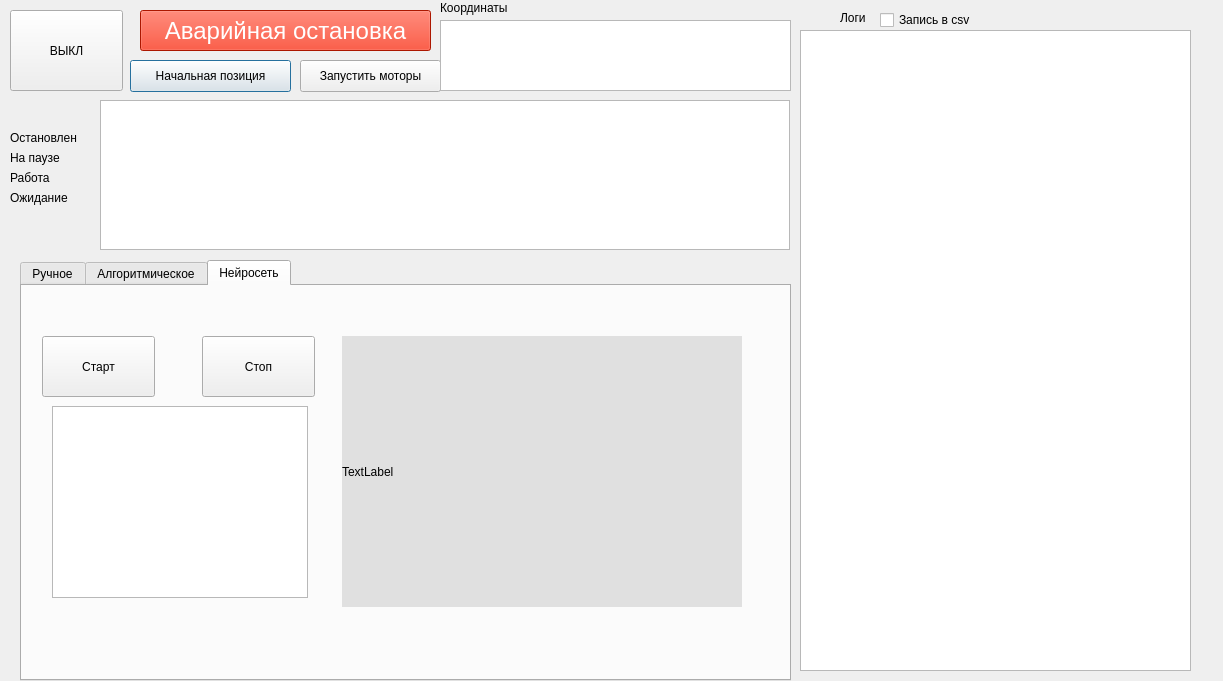
Qt form first/module1/first_project.ui (GogolevBat/Robotics) before a commit.
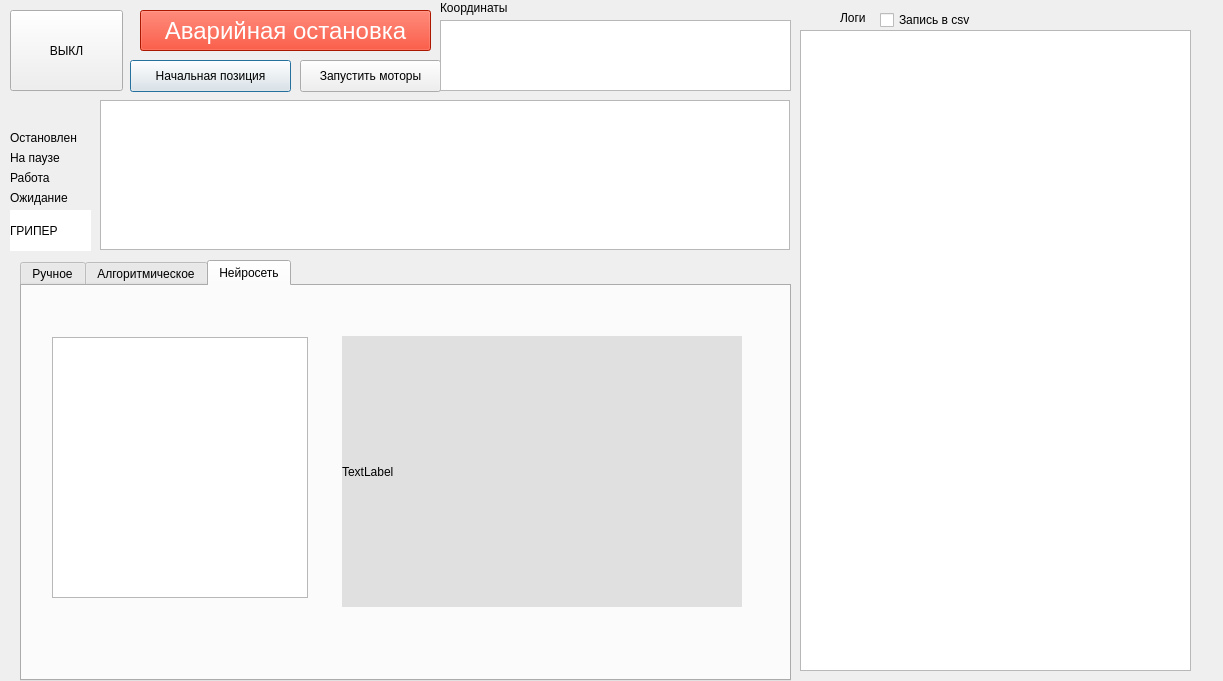
The same form after that commit. The open tabs and pages were chosen to show the change.

```diff
--- a/first/module1/first_project.ui
+++ b/first/module1/first_project.ui
@@ -220,22 +220,6 @@
     <attribute name="title">
      <string>Ручное</string>
     </attribute>
-    <widget class="QLabel" name="Derjatel_itema_bez_sms_i_reg">
-     <property name="geometry">
-      <rect>
-       <x>240</x>
-       <y>330</y>
-       <width>81</width>
-       <height>41</height>
-      </rect>
-     </property>
-     <property name="styleSheet">
-      <string notr="true">background-color: #ffffff;</string>
-     </property>
-     <property name="text">
-      <string>ГРИПЕР</string>
-     </property>
-    </widget>
     <widget class="QPushButton" name="take_and_put">
      <property name="geometry">
       <rect>
@@ -937,44 +921,34 @@
       <string>TextLabel</string>
      </property>
     </widget>
-    <widget class="QPushButton" name="neuro_start">
-     <property name="geometry">
-      <rect>
-       <x>20</x>
-       <y>50</y>
-       <width>113</width>
-       <height>61</height>
-      </rect>
-     </property>
-     <property name="text">
-      <string>Старт</string>
-     </property>
-    </widget>
-    <widget class="QPushButton" name="neuro_stop">
-     <property name="geometry">
-      <rect>
-       <x>180</x>
-       <y>50</y>
-       <width>113</width>
-       <height>61</height>
-      </rect>
-     </property>
-     <property name="text">
-      <string>Стоп</string>
-     </property>
-    </widget>
     <widget class="QTableWidget" name="neuro_objects">
      <property name="geometry">
       <rect>
        <x>30</x>
-       <y>120</y>
+       <y>51</y>
        <width>256</width>
-       <height>192</height>
+       <height>261</height>
       </rect>
      </property>
     </widget>
    </widget>
   </widget>
+  <widget class="QLabel" name="Derjatel_itema_bez_sms_i_reg">
+   <property name="geometry">
+    <rect>
+     <x>10</x>
+     <y>210</y>
+     <width>81</width>
+     <height>41</height>
+    </rect>
+   </property>
+   <property name="styleSheet">
+    <string notr="true">background-color: #ffffff;</string>
+   </property>
+   <property name="text">
+    <string>ГРИПЕР</string>
+   </property>
+  </widget>
  </widget>
  <resources/>
  <connections/>
```
Left out of the diff: 4 changed lines with no effect on the pictures.
